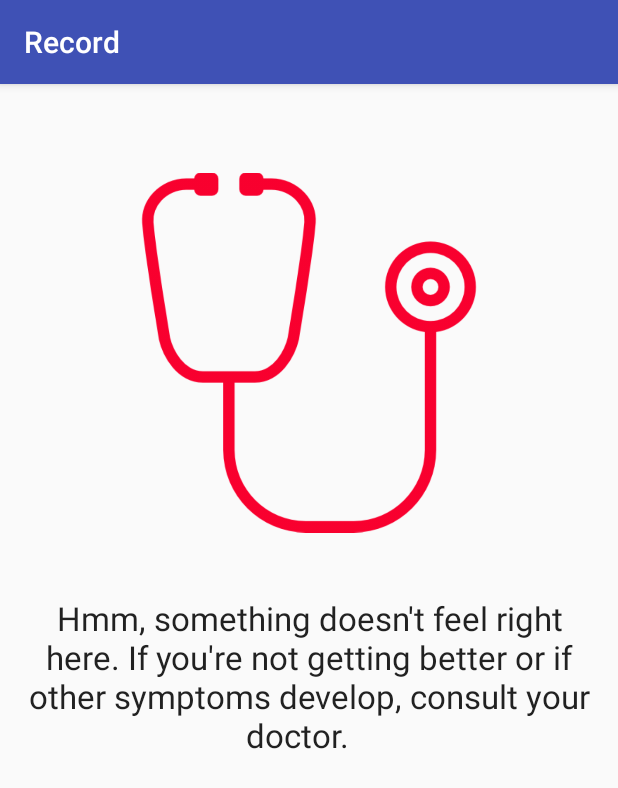
After one commit to recordapp/record, an Android app: the results screen opened directly, with no data from a screen before it, on a phone screen of 412 x 824 dp. The commit adds this screen. Shown: the top 788 px of the screen. Run offline under Robolectric (Android 15) with nearby library versions, the phone set to English and light mode, and no system bars.

Commit message:
Dodani vsi 4 xml-ji, manjka povezava z javo

```diff
--- a/app/src/main/AndroidManifest.xml
+++ b/app/src/main/AndroidManifest.xml
@@ -10,7 +10,7 @@
         android:label="@string/app_name"
         android:supportsRtl="true"
         android:theme="@style/AppTheme">
-        <activity android:name=".MainActivity"></activity>
+        <activity android:name=".MainActivity" />
         <activity android:name=".Form" />
         <activity android:name=".vpis">
             <intent-filter>
@@ -19,7 +19,8 @@
                 <category android:name="android.intent.category.LAUNCHER" />
             </intent-filter>
         </activity>
-        <activity android:name=".second"></activity>
+        <activity android:name=".second" />
+        <activity android:name=".results"></activity>
     </application>
 
 </manifest>
--- /dev/null
+++ b/app/src/main/java/com/example/vid/record/results.java
@@ -0,0 +1,13 @@
+package com.example.vid.record;
+
+import android.support.v7.app.AppCompatActivity;
+import android.os.Bundle;
+
+public class results extends AppCompatActivity {
+
+    @Override
+    protected void onCreate(Bundle savedInstanceState) {
+        super.onCreate(savedInstanceState);
+        setContentView(R.layout.activity_results);
+    }
+}
--- a/app/src/main/java/com/example/vid/record/second.java
+++ b/app/src/main/java/com/example/vid/record/second.java
@@ -1,7 +1,9 @@
 package com.example.vid.record;
 
+import android.content.Intent;
 import android.support.v7.app.AppCompatActivity;
 import android.os.Bundle;
+import android.view.View;
 
 public class second extends AppCompatActivity {
 
@@ -10,4 +12,9 @@ public class second extends AppCompatActivity {
         super.onCreate(savedInstanceState);
         setContentView(R.layout.activity_second);
     }
+
+    public void record2(View v) {
+        Intent i = new Intent(second.this, results.class);
+        startActivity(i);
+    }
 }
--- /dev/null
+++ b/app/src/main/res/layout/activity_results.xml
@@ -0,0 +1,34 @@
+<?xml version="1.0" encoding="utf-8"?>
+<RelativeLayout xmlns:android="http://schemas.android.com/apk/res/android"
+    xmlns:tools="http://schemas.android.com/tools"
+    android:layout_width="match_parent"
+    android:layout_height="match_parent"
+    android:paddingBottom="@dimen/activity_vertical_margin"
+    android:paddingLeft="@dimen/activity_horizontal_margin"
+    android:paddingRight="@dimen/activity_horizontal_margin"
+    android:paddingTop="@dimen/activity_vertical_margin"
+    tools:context="com.example.vid.record.results">
+
+
+    <ImageView
+        android:layout_width="240dp"
+        android:layout_height="250dp"
+        android:id="@+id/imageView11"
+        android:src="@drawable/stethoscope"
+        android:layout_marginTop="38dp"
+        android:layout_alignParentTop="true"
+        android:layout_centerHorizontal="true" />
+
+    <TextView
+        android:layout_width="wrap_content"
+        android:layout_height="wrap_content"
+        android:textAppearance="?android:attr/textAppearanceLarge"
+        android:text="Hmm, something doesn&apos;t feel right here. If you&apos;re not getting better or if other symptoms develop, consult your doctor.   "
+        android:id="@+id/textView3"
+        android:textAlignment="center"
+        android:layout_below="@+id/imageView11"
+        android:layout_alignParentLeft="true"
+        android:layout_alignParentStart="true"
+        android:layout_marginTop="37dp" />
+
+</RelativeLayout>
--- a/app/src/main/res/layout/activity_second.xml
+++ b/app/src/main/res/layout/activity_second.xml
@@ -127,6 +127,7 @@
         android:clickable="true"
         android:layout_marginBottom="26dp"
         android:layout_alignParentBottom="true"
-        android:layout_centerHorizontal="true" />
+        android:layout_centerHorizontal="true"
+        android:onClick="record2"/>
 
 </RelativeLayout>
```
